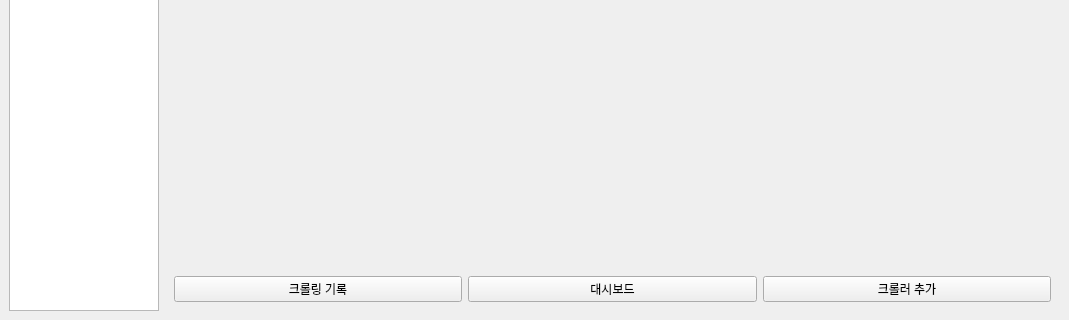
First picture: the form in MANAGER/BIGMACLAB_MANAGER_GUI.ui, repository yojun313/knpu, before the edit; both pictures show x 0 to 1069 and y 428 to 748 of the 1069 by 748 pixel window.
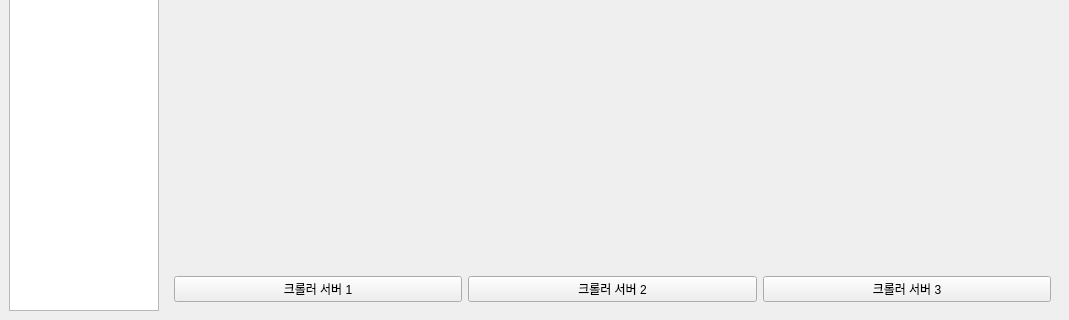
Second picture: the form after the edit. The open tabs and pages were chosen to show the change.

Patch:
```diff
--- a/MANAGER/BIGMACLAB_MANAGER_GUI.ui
+++ b/MANAGER/BIGMACLAB_MANAGER_GUI.ui
@@ -129,21 +129,21 @@
           <item>
            <widget class="QPushButton" name="crawler_history_button">
             <property name="text">
-             <string>크롤링 기록</string>
+             <string>크롤러 서버 1</string>
             </property>
            </widget>
           </item>
           <item>
            <widget class="QPushButton" name="crawler_dashboard_button">
             <property name="text">
-             <string>대시보드</string>
+             <string>크롤러 서버 2</string>
             </property>
            </widget>
           </item>
           <item>
            <widget class="QPushButton" name="crawler_add_button">
             <property name="text">
-             <string>크롤러 추가</string>
+             <string>크롤러 서버 3</string>
             </property>
            </widget>
           </item>
```
Left out of the diff: 8 changed lines with no effect on the pictures.
